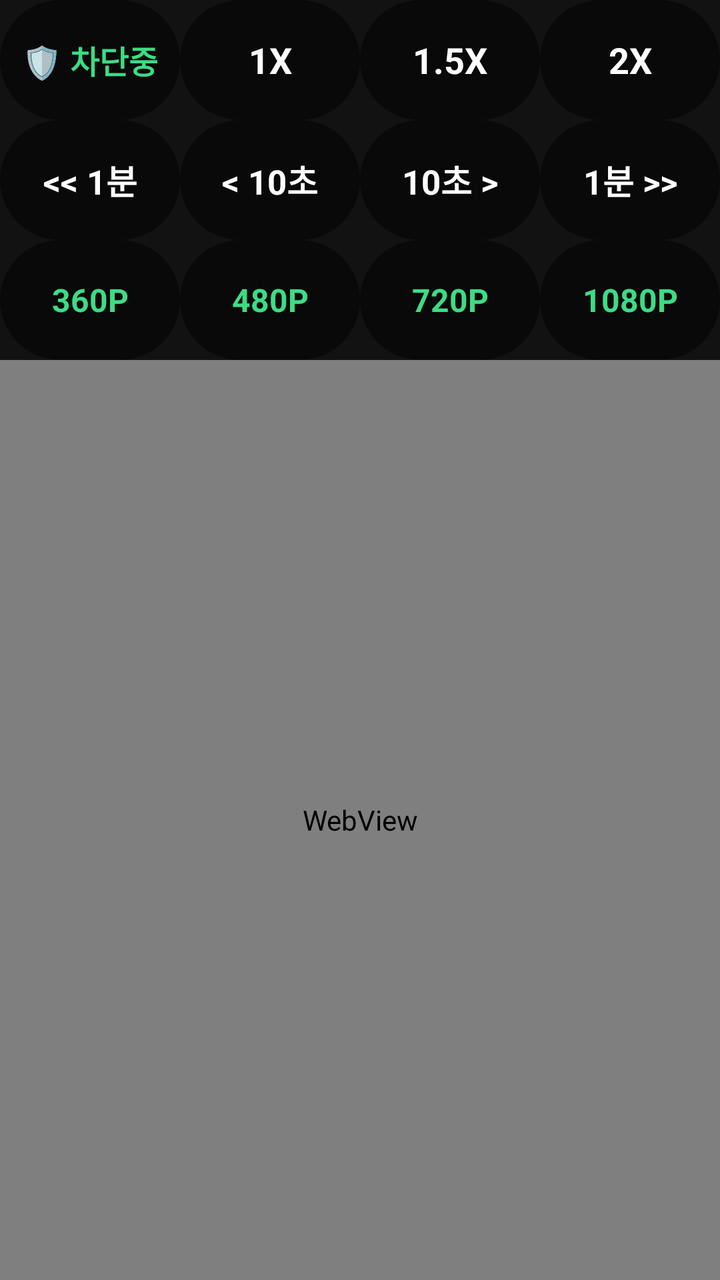
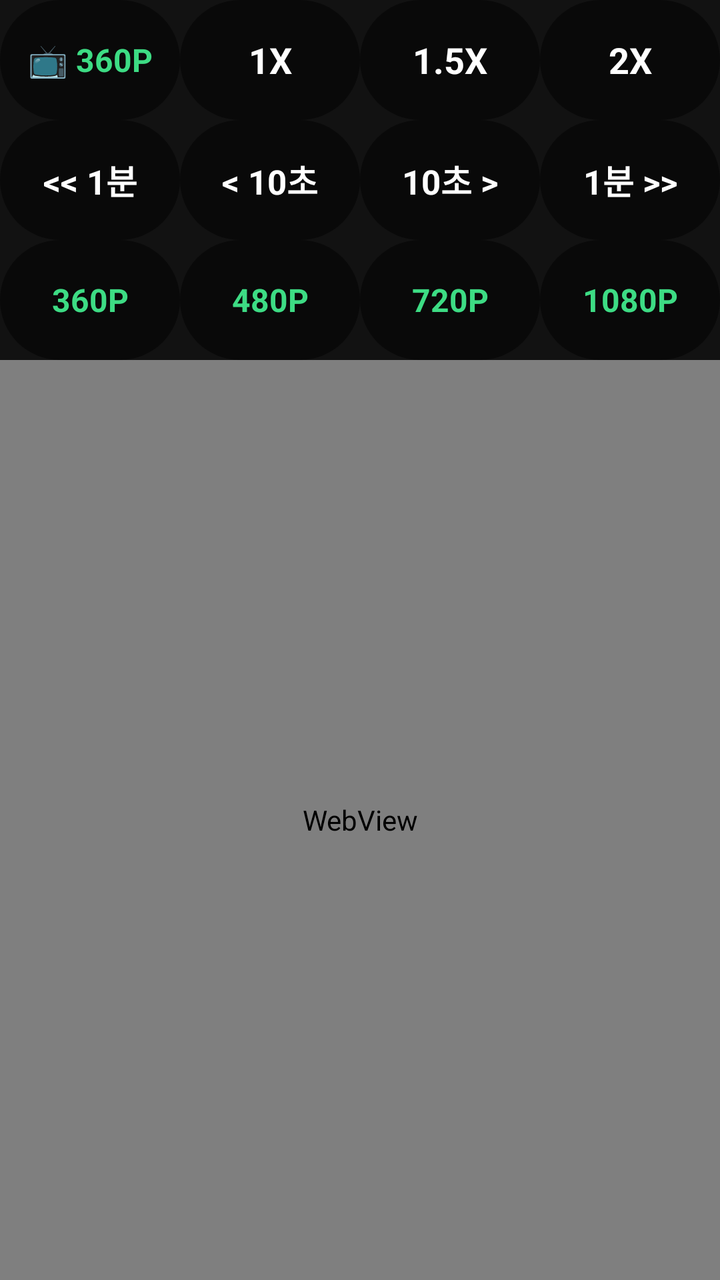

Compare the two renders of this Android layout. The source of the first and the diff that turns it into the second are given below.
<!-- AndroidManifest.xml: application theme Theme.CarHome -->
<!-- res/layout/activity_browser.xml -->
<?xml version="1.0" encoding="utf-8"?>
<FrameLayout xmlns:android="http://schemas.android.com/apk/res/android"
    android:layout_width="match_parent"
    android:layout_height="match_parent"
    android:keepScreenOn="true"
    android:background="#000000">

    
    <LinearLayout
        android:id="@+id/browserRootLayout"
        android:layout_width="match_parent"
        android:layout_height="match_parent"
        android:orientation="vertical"
        android:keepScreenOn="true"
        android:background="#000000">

        
        <LinearLayout
            android:id="@+id/menuLayout"
            android:layout_width="match_parent"
            android:layout_height="180dp"
            android:orientation="vertical"
            android:background="#121212"
            android:gravity="center">

            
            <LinearLayout
                android:id="@+id/menuGroup1"
                android:layout_width="match_parent"
                android:layout_height="0dp"
                android:layout_weight="1"
                android:orientation="horizontal">

                
                <TextView
                    android:id="@+id/btnAdBlockStatus"
                    android:layout_width="0dp"
                    android:layout_height="match_parent"
                    android:layout_weight="1"
                    android:background="@drawable/bg_round_btn"
                    android:text="🛡️ 차단중"
                    android:textColor="#3DDC84"
                    android:textSize="16sp"
                    android:textStyle="bold"
                    android:gravity="center"
                    android:clickable="true"
                    android:focusable="true" />

                <TextView
                    android:id="@+id/btnSpeed1x"
                    android:layout_width="0dp"
                    android:layout_height="match_parent"
                    android:layout_weight="1"
                    android:background="@drawable/bg_round_btn"
                    android:text="1X"
                    android:textColor="#FFFFFF"
                    android:textSize="18sp"
                    android:textStyle="bold"
                    android:gravity="center"
                    android:clickable="true"
                    android:focusable="true" />

                <TextView
                    android:id="@+id/btnSpeed1_5x"
                    android:layout_width="0dp"
                    android:layout_height="match_parent"
                    android:layout_weight="1"
                    android:background="@drawable/bg_round_btn"
                    android:text="1.5X"
                    android:textColor="#FFFFFF"
                    android:textSize="18sp"
                    android:textStyle="bold"
                    android:gravity="center"
                    android:clickable="true"
                    android:focusable="true" />

                <TextView
                    android:id="@+id/btnSpeed2x"
                    android:layout_width="0dp"
                    android:layout_height="match_parent"
                    android:layout_weight="1"
                    android:background="@drawable/bg_round_btn"
                    android:text="2X"
                    android:textColor="#FFFFFF"
                    android:textSize="18sp"
                    android:textStyle="bold"
                    android:gravity="center"
                    android:clickable="true"
                    android:focusable="true" />
            </LinearLayout>

            
            <LinearLayout
                android:id="@+id/menuGroup2"
                android:layout_width="match_parent"
                android:layout_height="0dp"
                android:layout_weight="1"
                android:orientation="horizontal">

                <TextView
                    android:id="@+id/btnRewind"
                    android:layout_width="0dp"
                    android:layout_height="match_parent"
                    android:layout_weight="1"
                    android:background="@drawable/bg_round_btn"
                    android:text="&lt;&lt; 1분"
                    android:textColor="#FFFFFF"
                    android:textSize="17sp"
                    android:textStyle="bold"
                    android:gravity="center"
                    android:clickable="true"
                    android:focusable="true" />

                <TextView
                    android:id="@+id/btnRewind10"
                    android:layout_width="0dp"
                    android:layout_height="match_parent"
                    android:layout_weight="1"
                    android:background="@drawable/bg_round_btn"
                    android:text="&lt; 10초"
                    android:textColor="#FFFFFF"
                    android:textSize="17sp"
                    android:textStyle="bold"
                    android:gravity="center"
                    android:clickable="true"
                    android:focusable="true" />

                <TextView
                    android:id="@+id/btnForward10"
                    android:layout_width="0dp"
                    android:layout_height="match_parent"
                    android:layout_weight="1"
                    android:background="@drawable/bg_round_btn"
                    android:text="10초 &gt;"
                    android:textColor="#FFFFFF"
                    android:textSize="17sp"
                    android:textStyle="bold"
                    android:gravity="center"
                    android:clickable="true"
                    android:focusable="true" />

                <TextView
                    android:id="@+id/btnForward"
                    android:layout_width="0dp"
                    android:layout_height="match_parent"
                    android:layout_weight="1"
                    android:background="@drawable/bg_round_btn"
                    android:text="1분 &gt;&gt;"
                    android:textColor="#FFFFFF"
                    android:textSize="17sp"
                    android:textStyle="bold"
                    android:gravity="center"
                    android:clickable="true"
                    android:focusable="true" />
            </LinearLayout>

            
            <LinearLayout
                android:id="@+id/menuGroup3"
                android:layout_width="match_parent"
                android:layout_height="0dp"
                android:layout_weight="1"
                android:orientation="horizontal">

                <TextView
                    android:id="@+id/btnRes360"
                    android:layout_width="0dp"
                    android:layout_height="match_parent"
                    android:layout_weight="1"
                    android:background="@drawable/bg_round_btn"
                    android:text="360P"
                    android:textColor="#3DDC84"
                    android:textSize="16sp"
                    android:textStyle="bold"
                    android:gravity="center"
                    android:clickable="true"
                    android:focusable="true" />

                <TextView
                    android:id="@+id/btnRes480"
                    android:layout_width="0dp"
                    android:layout_height="match_parent"
                    android:layout_weight="1"
                    android:background="@drawable/bg_round_btn"
                    android:text="480P"
                    android:textColor="#3DDC84"
                    android:textSize="16sp"
                    android:textStyle="bold"
                    android:gravity="center"
                    android:clickable="true"
                    android:focusable="true" />

                <TextView
                    android:id="@+id/btnRes720"
                    android:layout_width="0dp"
                    android:layout_height="match_parent"
                    android:layout_weight="1"
                    android:background="@drawable/bg_round_btn"
                    android:text="720P"
                    android:textColor="#3DDC84"
                    android:textSize="16sp"
                    android:textStyle="bold"
                    android:gravity="center"
                    android:clickable="true"
                    android:focusable="true" />

                <TextView
                    android:id="@+id/btnRes1080"
                    android:layout_width="0dp"
                    android:layout_height="match_parent"
                    android:layout_weight="1"
                    android:background="@drawable/bg_round_btn"
                    android:text="1080P"
                    android:textColor="#3DDC84"
                    android:textSize="16sp"
                    android:textStyle="bold"
                    android:gravity="center"
                    android:clickable="true"
                    android:focusable="true" />
            </LinearLayout>
        </LinearLayout>

        
        <WebView
            android:id="@+id/webView"
            android:layout_width="match_parent"
            android:layout_height="0dp"
            android:keepScreenOn="true"
            android:layout_weight="1" />
    </LinearLayout>

    
    <FrameLayout
        android:id="@+id/fullscreenContainer"
        android:layout_width="match_parent"
        android:layout_height="match_parent"
        android:keepScreenOn="true"
        android:background="#000000"
        android:visibility="gone" />
</FrameLayout>
<!-- resources referenced by this layout -->
<resources>
  <!-- drawable bg_round_btn (drawable) -->
  <?xml version="1.0" encoding="utf-8"?>
  <shape xmlns:android="http://schemas.android.com/apk/res/android"
      android:shape="rectangle">
      <corners android:radius="50dp" />
      
      <solid android:color="#80000000" />
  </shape>
  <style name="Theme.CarHome" parent="Base.Theme.CarHome" />
  <style name="Base.Theme.CarHome" parent="Theme.Material3.DayNight.NoActionBar">
          
          
      </style>
</resources>

<!-- the commit's change to res/layout/activity_browser.xml (unified diff, before → after) -->
@@ -33,12 +33,12 @@
 
                 
                 <TextView
-                    android:id="@+id/btnAdBlockStatus"
-                    android:layout_width="0dp"
-                    android:layout_height="match_parent"
-                    android:layout_weight="1"
-                    android:background="@drawable/bg_round_btn"
-                    android:text="🛡️ 차단중"
+                    android:id="@+id/btnResolutionStatus"
+                    android:layout_width="0dp"
+                    android:layout_height="match_parent"
+                    android:layout_weight="1"
+                    android:background="@drawable/bg_round_btn"
+                    android:text="📺 360P"
                     android:textColor="#3DDC84"
                     android:textSize="16sp"
                     android:textStyle="bold"
